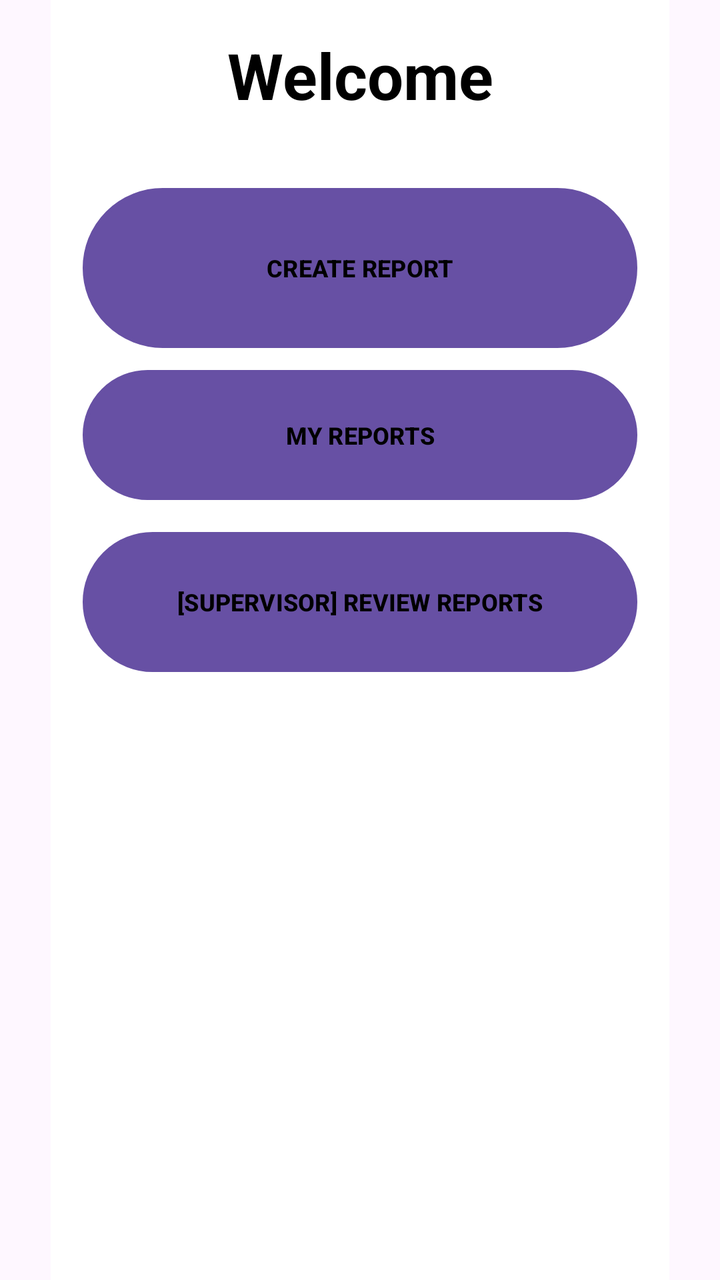
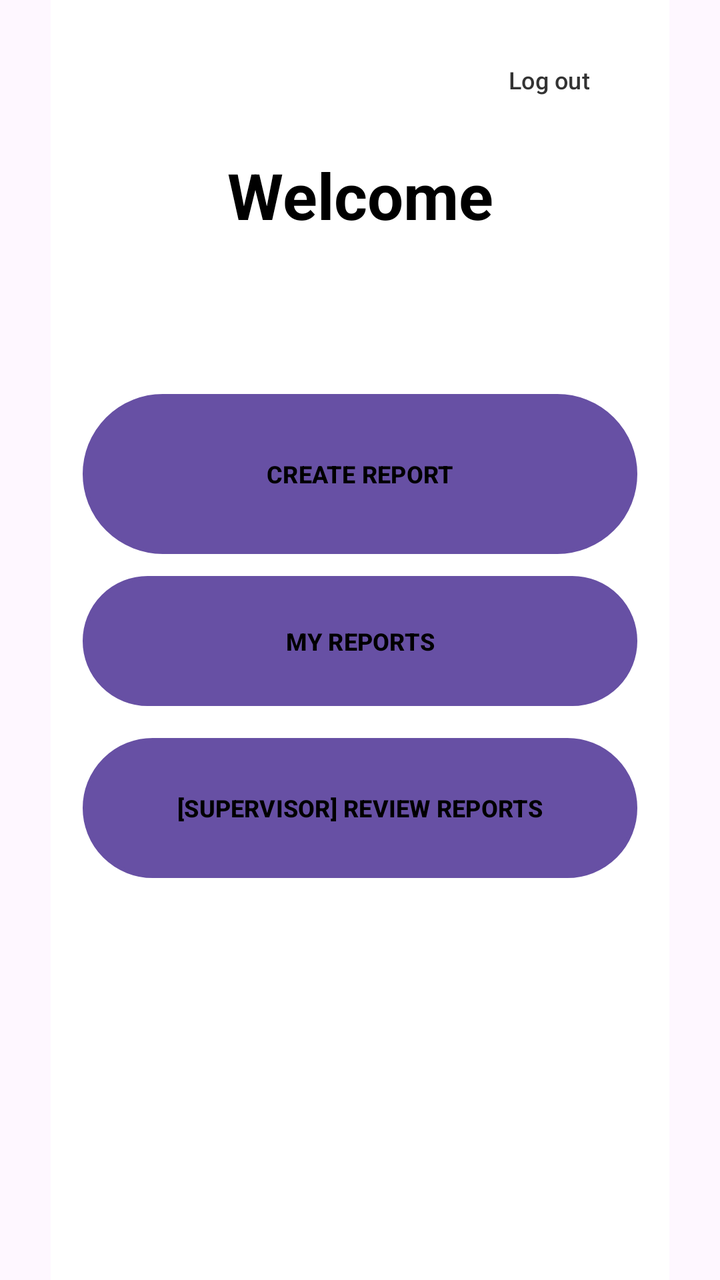

Compare the two renders of this Android layout. The source of the first and the diff that turns it into the second are given below.
<!-- AndroidManifest.xml: application theme Theme.JavaReportingSystem -->
<!-- res/layout/activity_landing_page.xml -->
<?xml version="1.0" encoding="utf-8"?>
<androidx.constraintlayout.widget.ConstraintLayout xmlns:android="http://schemas.android.com/apk/res/android"
    xmlns:app="http://schemas.android.com/apk/res-auto"
    xmlns:tools="http://schemas.android.com/tools"
    android:id="@+id/main"
    android:layout_width="match_parent"
    android:layout_height="match_parent"
    tools:context=".LandingPageActivity"
    app:layout_constraintTop_toBottomOf="@id/tvWelcome"
    android:layout_marginTop="78dp"
    app:layout_constraintStart_toStartOf="parent"
    app:layout_constraintEnd_toEndOf="parent">


<androidx.constraintlayout.widget.ConstraintLayout
    android:id="@+id/contentPanel"
    android:layout_width="0dp"
    android:layout_height="0dp"
    android:background="#FFFFFF"
    android:padding="16dp"
    app:layout_constraintTop_toTopOf="parent"
    app:layout_constraintBottom_toBottomOf="parent"
    app:layout_constraintStart_toStartOf="parent"
    app:layout_constraintEnd_toEndOf="parent"
    app:layout_constraintWidth_percent="0.86">

    
    <TextView
        android:id="@+id/tvWelcome"
        android:layout_width="wrap_content"
        android:layout_height="wrap_content"
        android:text="Welcome"
        android:textColor="#000000"
        android:textSize="32sp"
        android:textStyle="bold"
        android:gravity="center"
        android:fontFamily="sans-serif"
        app:layout_constraintTop_toTopOf="parent"
        app:layout_constraintStart_toStartOf="parent"
        app:layout_constraintEnd_toEndOf="parent"
        app:layout_constraintVertical_bias="0.15" />

    
    <Button
        android:id="@+id/btnCreateReport"
        android:layout_width="0dp"
        android:layout_height="80dp"
        android:layout_marginTop="78dp"
        android:background="@drawable/button_yellow"
        android:backgroundTint="@null"
        android:gravity="center"
        android:insetTop="0dp"
        android:insetBottom="0dp"
        android:padding="0dp"
        android:stateListAnimator="@null"
        android:text="CREATE REPORT"
        android:textColor="#000000"
        android:textSize="12sp"
        android:textStyle="bold"
        app:layout_constraintEnd_toEndOf="parent"
        app:layout_constraintStart_toStartOf="parent"
        app:layout_constraintTop_toBottomOf="@id/tvWelcome"
        app:layout_constraintTop_toTopOf="parent" />

    
    <Button
        android:id="@+id/btnMyReports"
        android:layout_width="0dp"
        android:layout_height="65dp"
        android:layout_marginTop="11dp"
        android:background="@drawable/button_yellow"
        android:backgroundTint="@null"
        android:text="MY REPORTS"
        android:textColor="#000000"
        android:textSize="12sp"
        android:textStyle="bold"
        android:gravity="center"
        android:stateListAnimator="@null"
        android:insetTop="0dp"
        android:insetBottom="0dp"
        android:padding="0dp"
        app:layout_constraintTop_toBottomOf="@id/btnCreateReport"
        app:layout_constraintStart_toStartOf="parent"
        app:layout_constraintEnd_toEndOf="parent" />

    
    <Button
        android:id="@+id/btnReviewReports"
        android:layout_width="0dp"
        android:layout_height="70dp"
        android:layout_marginTop="16dp"
        android:background="@drawable/button_yellow"
        android:backgroundTint="@null"
        android:text="[SUPERVISOR] REVIEW REPORTS"
        android:textColor="#000000"
        android:textSize="12sp"
        android:textStyle="bold"
        android:gravity="center"
        android:stateListAnimator="@null"
        android:insetTop="0dp"
        android:insetBottom="0dp"
        android:padding="0dp"
        app:layout_constraintTop_toBottomOf="@id/btnMyReports"
        app:layout_constraintStart_toStartOf="parent"
        app:layout_constraintEnd_toEndOf="parent" />

</androidx.constraintlayout.widget.ConstraintLayout>

</androidx.constraintlayout.widget.ConstraintLayout>
<!-- resources referenced by this layout -->
<resources>
  <!-- drawable button_yellow (drawable) -->
  <?xml version="1.0" encoding="utf-8"?>
  <shape xmlns:android="http://schemas.android.com/apk/res/android"
      android:shape="rectangle">
  
      <solid android:color="#FFDF59" />
  
      <stroke
          android:width="2dp"
          android:color="#000000" />
  
      <corners android:radius="70dp" />
  
  </shape>
  <style name="Theme.JavaReportingSystem" parent="Base.Theme.JavaReportingSystem" />
  <style name="Base.Theme.JavaReportingSystem" parent="Theme.Material3.DayNight.NoActionBar">
          
          
      </style>
</resources>

<!-- the commit's change to res/layout/activity_landing_page.xml (unified diff, before → after) -->
@@ -24,6 +24,19 @@
     app:layout_constraintEnd_toEndOf="parent"
     app:layout_constraintWidth_percent="0.86">
 
+    <Button
+        android:id="@+id/btnLogout"
+        android:layout_width="wrap_content"
+        android:layout_height="48dp"
+        android:minWidth="72dp"
+        android:backgroundTint="@android:color/transparent"
+        android:text="@string/logout"
+        android:textAllCaps="false"
+        android:textColor="#333333"
+        android:textSize="12sp"
+        app:layout_constraintEnd_toEndOf="parent"
+        app:layout_constraintTop_toTopOf="parent" />
+
     
     <TextView
         android:id="@+id/tvWelcome"
@@ -35,10 +48,24 @@
         android:textStyle="bold"
         android:gravity="center"
         android:fontFamily="sans-serif"
-        app:layout_constraintTop_toTopOf="parent"
+        android:layout_marginTop="12dp"
+        app:layout_constraintTop_toBottomOf="@id/btnLogout"
         app:layout_constraintStart_toStartOf="parent"
+        app:layout_constraintEnd_toEndOf="parent" />
+
+    <TextView
+        android:id="@+id/tvOfflineNotice"
+        android:layout_width="0dp"
+        android:layout_height="wrap_content"
+        android:layout_marginTop="12dp"
+        android:gravity="center"
+        android:text="@string/offline_landing_explanation"
+        android:textColor="#333333"
+        android:textSize="14sp"
+        android:visibility="gone"
         app:layout_constraintEnd_toEndOf="parent"
-        app:layout_constraintVertical_bias="0.15" />
+        app:layout_constraintStart_toStartOf="parent"
+        app:layout_constraintTop_toBottomOf="@id/tvWelcome" />
 
     
     <Button
@@ -59,8 +86,7 @@
         android:textStyle="bold"
         app:layout_constraintEnd_toEndOf="parent"
         app:layout_constraintStart_toStartOf="parent"
-        app:layout_constraintTop_toBottomOf="@id/tvWelcome"
-        app:layout_constraintTop_toTopOf="parent" />
+        app:layout_constraintTop_toBottomOf="@id/tvWelcome" />
 
     
     <Button
<!-- resource entries referenced after the edit -->
@@ -14,6 +14,8 @@
       <corners android:radius="70dp" />
   
   </shape>
+  <string name="logout">Log out</string>
+  <string name="offline_landing_explanation">Offline mode. Sign in before uploading reports.</string>
   <style name="Theme.JavaReportingSystem" parent="Base.Theme.JavaReportingSystem" />
   <style name="Base.Theme.JavaReportingSystem" parent="Theme.Material3.DayNight.NoActionBar">
           
